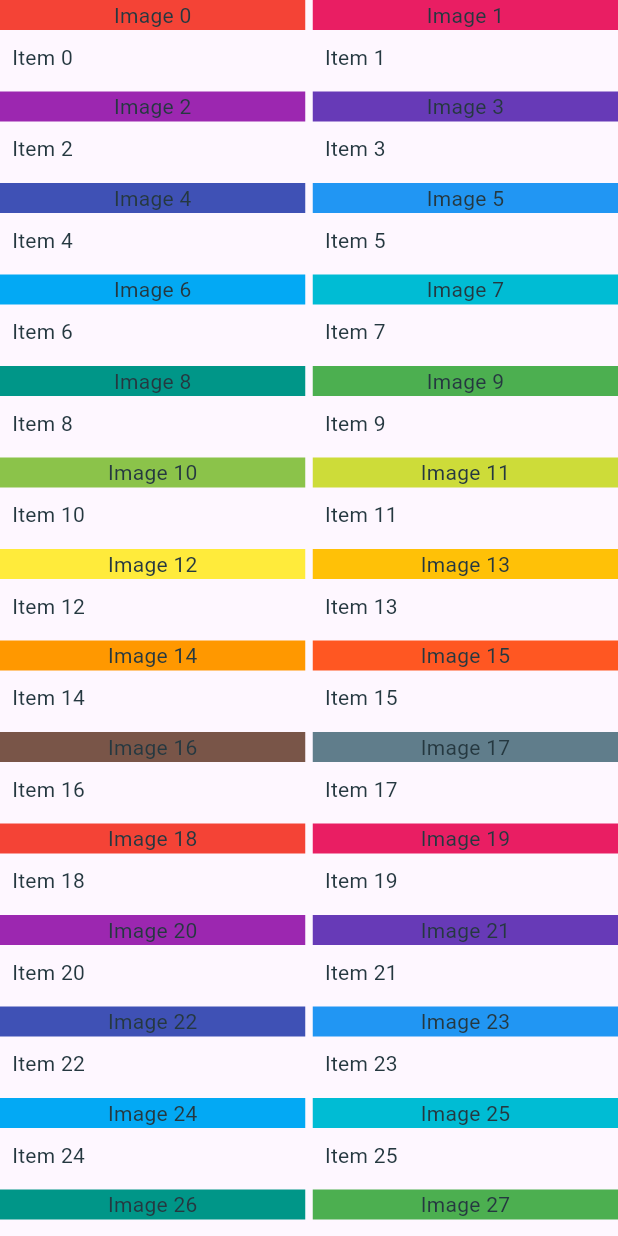
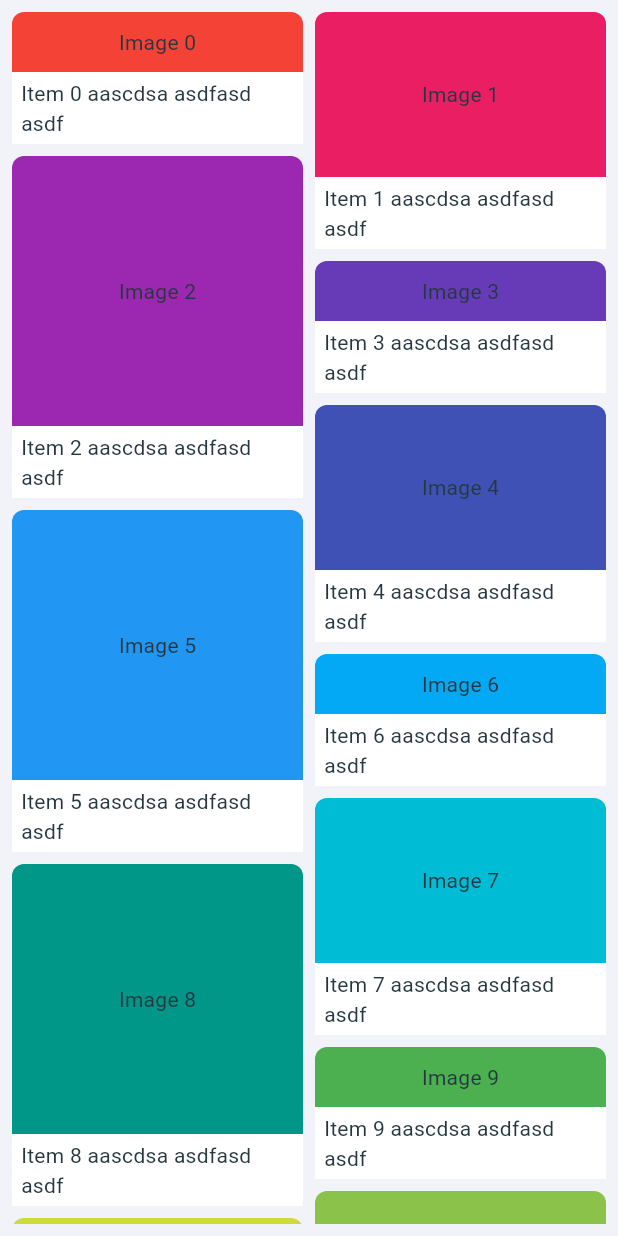
Before and after one commit to LLLLLrf/WearWizard, a Flutter app: the IdeasList widget shown alone on an empty page, opened directly, on a phone screen of 412 x 824 dp. Run offline on Flutter 3.47's test engine with Material 3 defaults, Android fonts, the phone set to English and light mode, and no system bars; drawn by our look-alikes of waterfall_flow; our stand-ins replace camera, contained_tab_bar_view, dropdown_button2, flutter_rating_bar, flutter_swiper_plus, font_awesome_flutter and 1 more; missing offline and left inert: searchbar_animation; network calls fail; Roboto replaces fonts that are missing (WorkSans).

Commit message:
feat: 完成广场页瀑布流

```diff
--- a/lib/wear_wizard/ideas/ideas_home.dart
+++ b/lib/wear_wizard/ideas/ideas_home.dart
@@ -1,4 +1,5 @@
 import 'package:flutter/material.dart';
+import 'package:flutter/widgets.dart';
 import 'package:waterfall_flow/waterfall_flow.dart';
 import 'package:contained_tab_bar_view/contained_tab_bar_view.dart';
 import 'package:searchbar_animation/searchbar_animation.dart';
@@ -98,38 +99,64 @@ class IdeasList extends StatelessWidget {
 
   @override
   Widget build(BuildContext context) {
-    return WaterfallFlow.builder(
+    return Container(
+      color: WearWizardTheme.background,
+      padding: const EdgeInsets.symmetric(horizontal: 8.0,vertical: 8.0),
+      child: WaterfallFlow.builder(
         gridDelegate: const SliverWaterfallFlowDelegateWithFixedCrossAxisCount(
           crossAxisCount: 2,
-        crossAxisSpacing: 5.0,
-        mainAxisSpacing: 5.0,
+          crossAxisSpacing: 8.0,
+          mainAxisSpacing: 8.0,
         ),
         itemBuilder: (BuildContext context, int index) {
           // Generate random text for demonstration
-        String text = 'Item $index';
+          String text = 'Item $index aascdsa asdfasd asdf';
           // Replace this with your actual image widget
           Widget imageWidget = Container(
+            height: 40+70*(index%3),
+            decoration: BoxDecoration(
               color: Colors.primaries[index % Colors.primaries.length],
+              borderRadius: const BorderRadius.only(
+                topLeft: Radius.circular(8),
+                topRight: Radius.circular(8),
+              ),
+            ),
             alignment: Alignment.center,
             child: Text('Image $index'),
           );
-        return Column(
+          return Container(
+            decoration: BoxDecoration(
+              borderRadius: BorderRadius.circular(8),
+            ),
+            child: Column(
               crossAxisAlignment: CrossAxisAlignment.start,
               children: [
                 // Replace SizedBox with your image widget
-            SizedBox(
+                Container(
+                  decoration: BoxDecoration(
+                    borderRadius: BorderRadius.circular(8),
+                    // image: DecorationImage(
+                    //   image: AssetImage('assets/images/ideas/idea_$index.jpg'),
+                    //   fit: BoxFit.cover,
+                    // ),
+                  ),
                   width: double.infinity, // Make image fill the width
                   child: imageWidget,
                 ),
-            Padding(
-              padding: const EdgeInsets.all(8.0),
-              child: Text(text),
+                Container(
+                  padding: const EdgeInsets.symmetric(horizontal: 6.0,vertical: 4.0),
+                  color: Colors.white,
+                  child: Text(
+                      text
+
+                    ),
                 ),
               ],
+            ),
           );
         },
         itemCount: 100, // Change this to your actual item count
+      ),
     );
   }
-
 }
```
Lines whose indentation alone changed are shown as unchanged.
